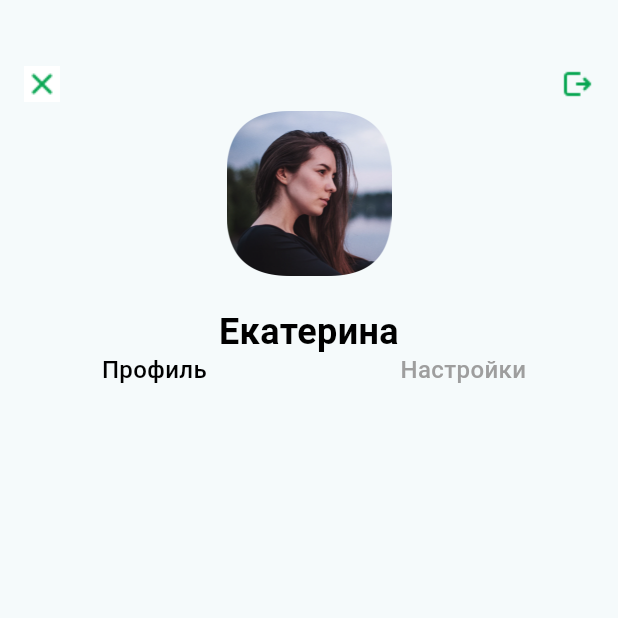
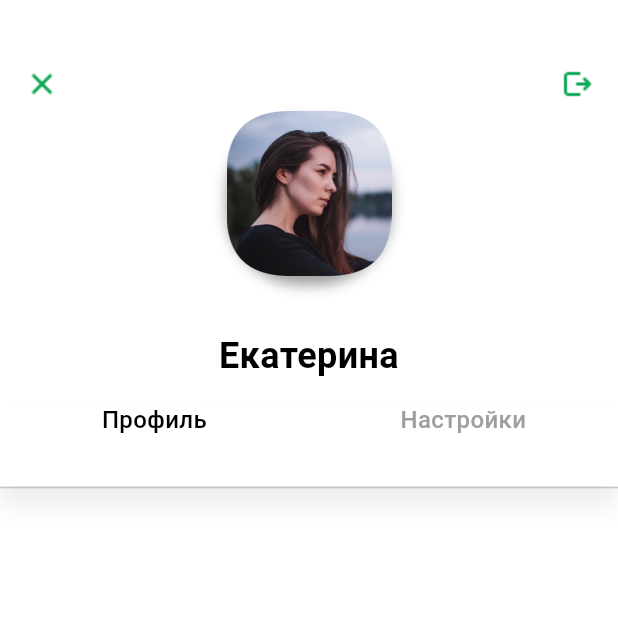
Before and after one commit to Yulno/Flutter_Profile_sber, a Flutter app: the screen it shows after launch, on a phone screen of 412 x 824 dp, the top half of it. Run offline on Flutter 3.47's test engine with Material 3 defaults, Android fonts, the phone set to English and light mode, and no system bars; Roboto replaces fonts that are missing (SF Pro Display).

Commit message:
Добавление белого фона для шапки профиля, теней

```diff
--- a/lib/top_section/avatar.dart
+++ b/lib/top_section/avatar.dart
@@ -1,18 +1,25 @@
 import 'package:flutter/material.dart';
 
 class Avatar extends StatelessWidget {
-
   @override
   Widget build(BuildContext context) {
     return Column(
       children: [
         Container(
           margin: const EdgeInsets.only(top: 6, bottom: 36),
-          child: Image.asset('images/avatar.png',
-          width: 110,
-          height: 110),
+          child: Image.asset('images/avatar.png', width: 110, height: 110),
+          decoration: const BoxDecoration(
+            borderRadius: BorderRadius.all(Radius.circular(50)),
+            boxShadow: [
+              BoxShadow(
+                color: Colors.grey,
+                blurRadius: 7,
+                offset: Offset(0, 6),
+              ),
+            ],
+          ),
         ),
       ],
-      );
+    );
   }
 }
--- a/lib/top_section/background.dart
+++ b/lib/top_section/background.dart
@@ -0,0 +1,10 @@
+import 'package:flutter/material.dart';
+
+class Background extends StatelessWidget {
+  @override
+  Widget build(BuildContext context) {
+    return Container(
+      child: const Divider(height: 2),
+    );
+  }
+}
--- a/lib/top_section/name.dart
+++ b/lib/top_section/name.dart
@@ -1,12 +1,11 @@
 import 'package:flutter/material.dart';
 
 class Name extends StatelessWidget {
-
   @override
   Widget build(BuildContext context) {
-    return const Column(
-      children: [
-        Text(
+    return Container(
+      margin: const EdgeInsets.only(bottom: 14),
+      child: const Text(
         'Екатерина',
         textAlign: TextAlign.center,
         style: TextStyle(
@@ -14,10 +13,8 @@ class Name extends StatelessWidget {
           fontSize: 24,
           fontFamily: 'SF Pro Display',
           fontWeight: FontWeight.w700,
-            height: 0.06
         ),
-        )
-      ]
+      ),
     );
   }
 }
--- a/lib/top_section/navigationbuttons.dart
+++ b/lib/top_section/navigationbuttons.dart
@@ -3,14 +3,25 @@ import 'package:flutter/material.dart';
 class Navigationbuttons extends StatelessWidget {
   @override
   Widget build(BuildContext context) {
-    return Row(
+    return Container (
+      decoration: BoxDecoration(
+            color: Colors.white,
+            boxShadow: [
+              BoxShadow(
+                color: Colors.grey.withOpacity(0.2),
+                blurRadius: 13,
+                offset: Offset(0, 13),
+              ),
+            ],
+          ),
+      child: Row(
       mainAxisAlignment: MainAxisAlignment.spaceAround,
       children: [
         Container(
-          margin: const EdgeInsets.only(top: 14),
+
           width: 188,
           height: 56,
-          child: Text(
+          child: const Text(
             'Профиль',
             textAlign: TextAlign.center,
             style: TextStyle(
@@ -22,10 +33,9 @@ class Navigationbuttons extends StatelessWidget {
           ),
         ),
         Container(
-          margin: const EdgeInsets.only(top: 14),
           width: 188,
           height: 56,
-          child: Text(
+          child: const Text(
             'Настройки',
             textAlign: TextAlign.center,
             style: TextStyle(
@@ -37,6 +47,7 @@ class Navigationbuttons extends StatelessWidget {
         ),
         ),
       ],
+    ),
     );
   }
 }
--- a/lib/top_section/topsection.dart
+++ b/lib/top_section/topsection.dart
@@ -1,5 +1,6 @@
 import 'package:flutter/material.dart';
 import 'package:flutter_lab_1/top_section/avatar.dart';
+import 'package:flutter_lab_1/top_section/background.dart';
 import 'package:flutter_lab_1/top_section/name.dart';
 import 'package:flutter_lab_1/top_section/appbar.dart';
 import 'package:flutter_lab_1/top_section/navigationbuttons.dart';
@@ -10,13 +11,15 @@ class Topsection extends StatelessWidget {
   @override
   Widget build(BuildContext context) {
     return Scaffold(
+      backgroundColor: Colors.white,
       body: Center(
         child: Column(
           children: <Widget>[
             Appbar(),
             Avatar(),
             Name(),
-            Navigationbuttons()
+            Navigationbuttons(),
+            Background(),
           ],
         ),
       ),
```
Lines whose indentation alone changed are shown as unchanged.
